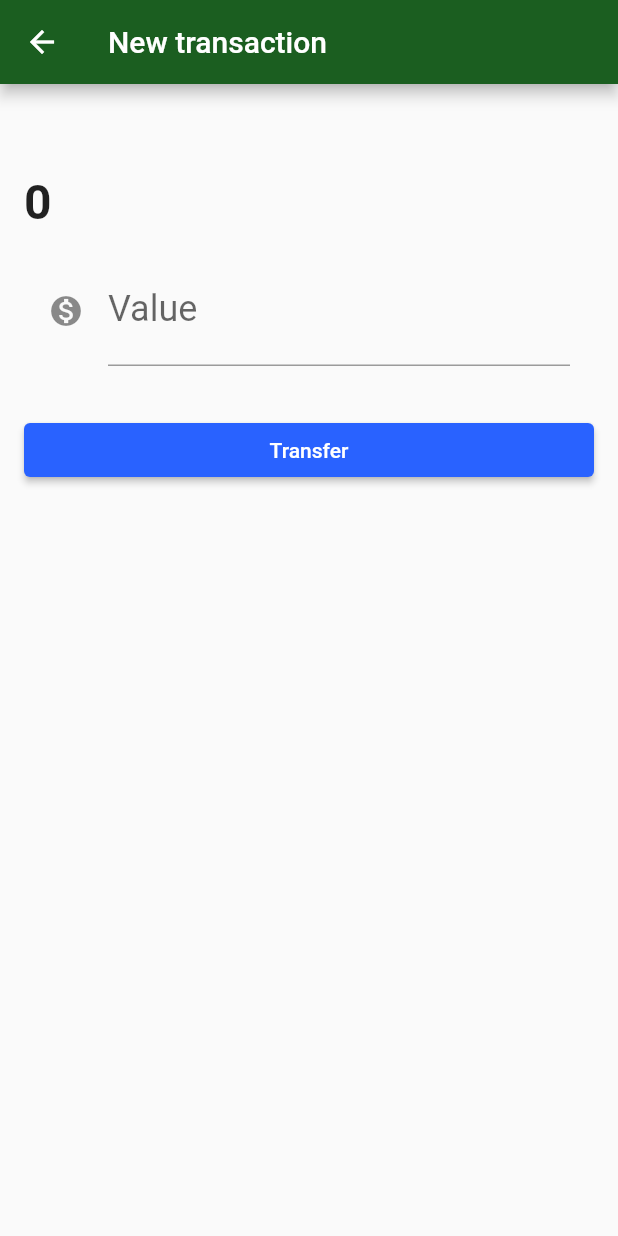
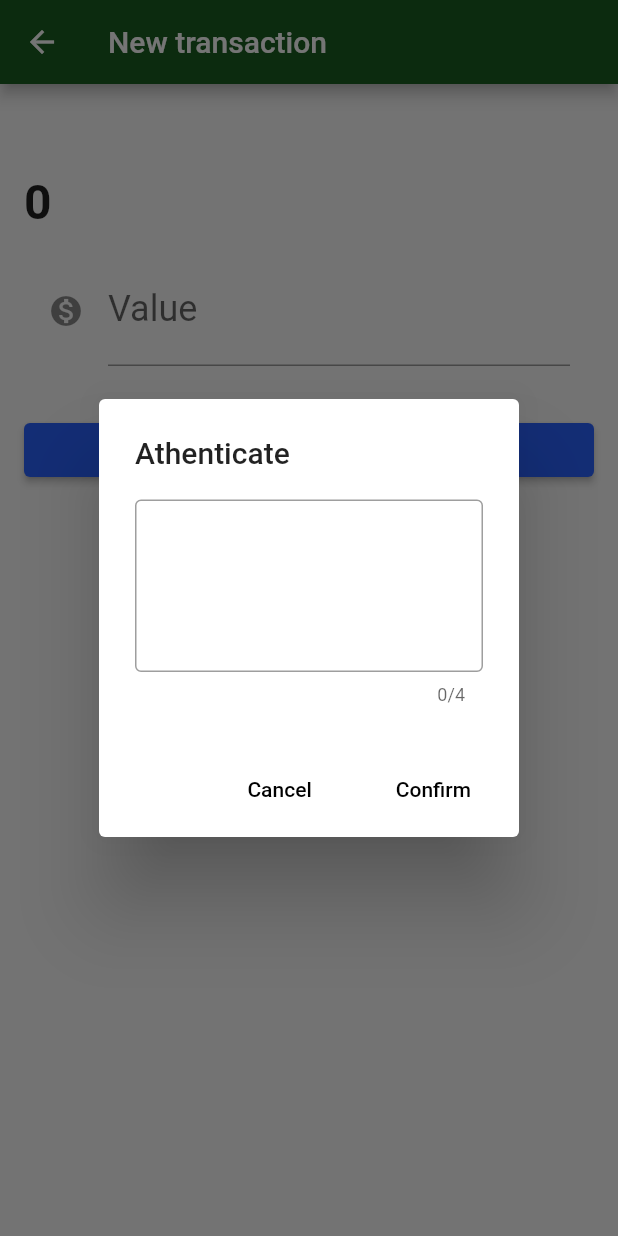
Before and after one commit to vinimarcili/learn-flutter, a Flutter app: the TransactionForm screen opened directly with empty values, after a tap on "Transfer", on a phone screen of 412 x 824 dp. Run offline on Flutter 3.47's test engine with Material 2 defaults, Android fonts, the phone set to English and light mode, and no system bars; our stand-ins replace sqflite; missing offline and left inert: http_interceptor; accounts and stored records are empty.

Commit message:
C4 - Cap1

```diff
--- /dev/null
+++ b/lib/components/dialog-transaction-auth.dart
@@ -0,0 +1,60 @@
+import 'package:flutter/material.dart';
+
+class TransactionAuthState extends State<TransactionAuth> {
+
+  final TextEditingController _passwordControlller = TextEditingController();
+
+  @override
+  Widget build(BuildContext context) {
+    return AlertDialog(
+      title: Text('Athenticate'),
+      content: TextField(
+        controller: _passwordControlller,
+        obscureText: true,
+        maxLength: 4,
+        decoration: InputDecoration(
+          border: OutlineInputBorder()
+        ),
+        keyboardType: TextInputType.number,
+        textAlign: TextAlign.center,
+        style: TextStyle(
+          fontSize: 64.0,
+          letterSpacing: 24.0
+        ),
+      ),
+      actions: <Widget>[
+        FlatButton(
+          onPressed: () {
+            if (widget.onCancel != null) {
+              widget.onCancel();
+            }
+            Navigator.pop(context);
+          },
+          child: Text('Cancel')
+        ),
+        FlatButton(
+          onPressed: () {
+            widget.onConfirm(_passwordControlller.text);
+            Navigator.pop(context);
+          },
+          child: Text('Confirm')
+        )
+      ],
+    );
+  }
+}
+
+class TransactionAuth extends StatefulWidget {
+  final Function(String password) onConfirm;
+  final Function() onCancel;
+
+  TransactionAuth({
+    @required this.onConfirm,
+    this.onCancel
+  });
+
+  @override
+  State<StatefulWidget> createState() {
+    return TransactionAuthState();
+  }
+}
--- a/lib/services/api.dart
+++ b/lib/services/api.dart
@@ -51,13 +51,13 @@ class Api {
     return transactions;
   }
 
-  Future<Transfer> save(Transfer transaction) async {
+  Future<Transfer> save(Transfer transaction, String password) async {
     final Map<String, dynamic> transactionMap = _mapTransaction(transaction);
     final Response response = await client.post(
       _url + '/transactions',
       headers: {
         'Content-type': 'application/json',
-        'password': '2000'
+        'password': password
       },
       body: jsonEncode(transactionMap)
     ).timeout(
--- a/lib/views/transactions/form.dart
+++ b/lib/views/transactions/form.dart
@@ -1,3 +1,4 @@
+import 'package:bytebank/components/dialog-transaction-auth.dart';
 import 'package:bytebank/components/text-input.dart';
 import 'package:bytebank/models/contact.dart';
 import 'package:bytebank/models/transfer.dart';
@@ -62,11 +63,20 @@ class _TransactionFormState extends State<TransactionForm> {
                         value: value,
                         contact: widget.contact
                       );
-                      _api.save(transactionCreated).then((transaction) {
-                        if (transaction != null) {
-                          Navigator.pop(context);
+                      showDialog(
+                        context: context,
+                        builder: (contextDialog) {
+                          return TransactionAuth(
+                            onConfirm: (String password) {
+                              _api.save(transactionCreated, password).then((transaction) {
+                                if (transaction != null) {
+                                  Navigator.pop(context);
+                                }
+                              });
+                            },
+                          );
                         }
-                      });
+                      );
                     },
                   ),
                 ),
```
